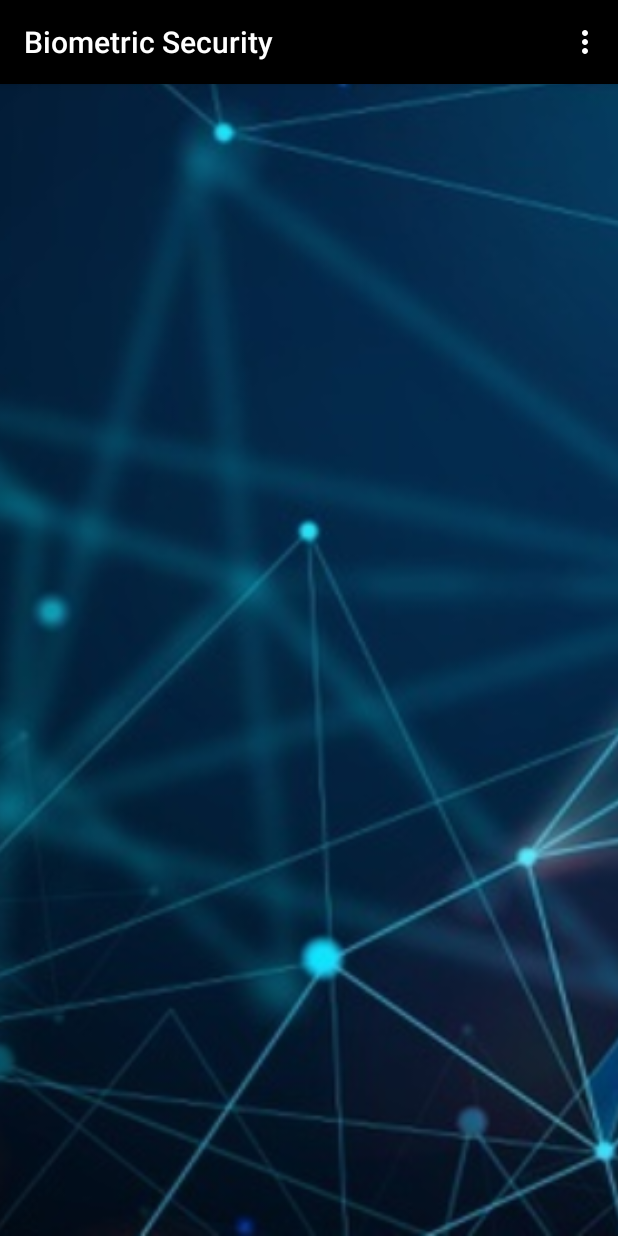
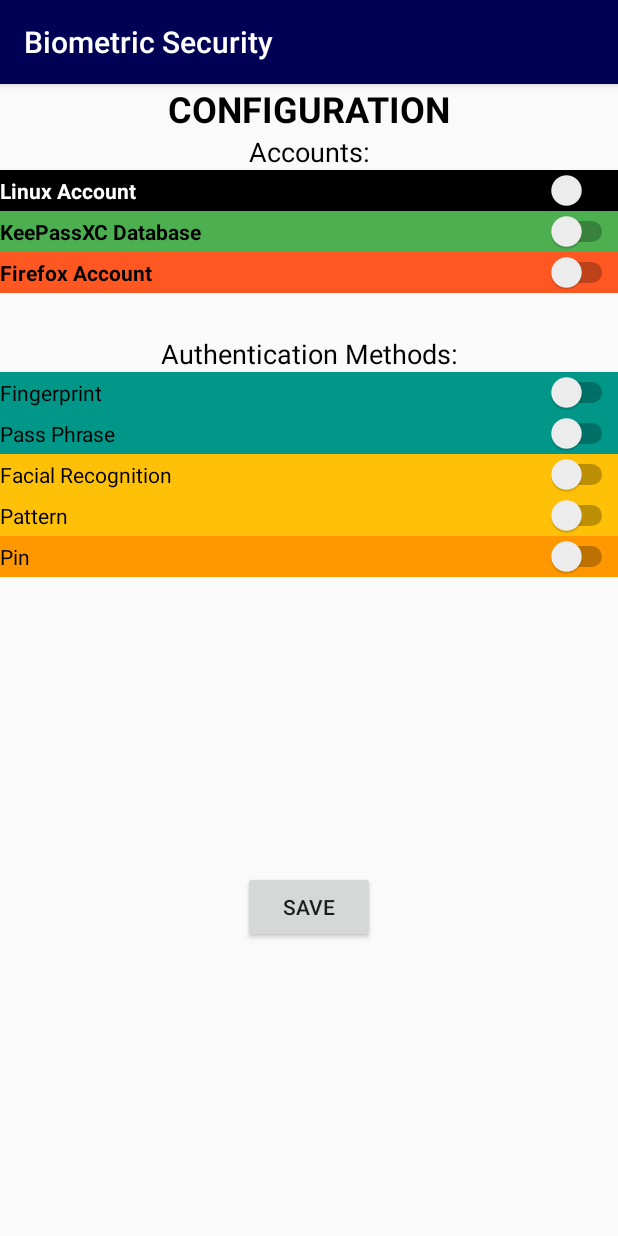
Before and after one commit to Zareth-alpha/Brown_Woodruff-Biometric_Security, an Android app: the screen it shows after launch (MainActivity before the commit, FirstConfig after it), in the options menu, after a tap on "Settings", on a phone screen of 412 x 824 dp. Run offline under Robolectric (Android 15) with nearby library versions, the phone set to English and light mode, and no system bars; Roboto replaces fonts that are not available here.

Commit message:
Settings that will be used both for settings & first config have been designed. Still have to make it do it's work.
Signed-off-by: Kuradag <j.z.r.brown@asu.edu>

```diff
--- a/Biometric Security/BiometricSecurity2/app/src/main/AndroidManifest.xml
+++ b/Biometric Security/BiometricSecurity2/app/src/main/AndroidManifest.xml
@@ -12,7 +12,8 @@
         android:roundIcon="@mipmap/ic_launcher_round"
         android:supportsRtl="true"
         android:theme="@style/AppTheme">
-        <activity android:name=".About_Page"></activity>
+        <activity android:name=".FirstConfig"></activity>
+        <activity android:name=".About_Page" />
         <activity
             android:name=".MainActivity"
             android:label="@string/app_name"
--- /dev/null
+++ b/Biometric Security/BiometricSecurity2/app/src/main/java/com/brownwoodruff/biometricsecurity/FirstConfig.java
@@ -0,0 +1,14 @@
+package com.brownwoodruff.biometricsecurity;
+
+import androidx.appcompat.app.AppCompatActivity;
+
+import android.os.Bundle;
+
+public class FirstConfig extends AppCompatActivity {
+
+    @Override
+    protected void onCreate(Bundle savedInstanceState) {
+        super.onCreate(savedInstanceState);
+        setContentView(R.layout.activity_first_config);
+    }
+}
--- a/Biometric Security/BiometricSecurity2/app/src/main/java/com/brownwoodruff/biometricsecurity/MainActivity.java
+++ b/Biometric Security/BiometricSecurity2/app/src/main/java/com/brownwoodruff/biometricsecurity/MainActivity.java
@@ -22,10 +22,10 @@
         setContentView(R.layout.activity_main);
         Toolbar toolbar = findViewById(R.id.toolbar);
         setSupportActionBar(toolbar);
+        }
 
-
-
-        }
+        //check if there are any saved configurations.
+        //initial configurations
 
 
     @Override
@@ -41,10 +41,6 @@
         // Handle action bar item clicks here. The action bar will
         // automatically handle clicks on the Home/Up button, so long
         // as you specify a parent activity in AndroidManifest.xml.
-        int id = item.getItemId();
-
-        //noinspection SimplifiableIfStatement
-
         switch (item.getItemId()) {
             case R.id.menu_about:
                 //load about page.
@@ -56,6 +52,8 @@
                 return true;
             case R.id.menu_settings:
                 //Load settings pages.
+                Intent startSettings = new Intent(getApplicationContext(), FirstConfig.class);
+                startActivity(startSettings);
                 return true;
             default:
                 return super.onOptionsItemSelected(item);
--- /dev/null
+++ b/Biometric Security/BiometricSecurity2/app/src/main/res/layout/activity_first_config.xml
@@ -0,0 +1,146 @@
+<?xml version="1.0" encoding="utf-8"?>
+<androidx.constraintlayout.widget.ConstraintLayout xmlns:android="http://schemas.android.com/apk/res/android"
+    xmlns:app="http://schemas.android.com/apk/res-auto"
+    xmlns:tools="http://schemas.android.com/tools"
+    android:layout_width="match_parent"
+    android:layout_height="match_parent"
+    tools:context=".FirstConfig">
+
+    <TextView
+        android:id="@+id/ConfigTitle"
+        android:layout_width="wrap_content"
+        android:layout_height="wrap_content"
+        android:text="@string/titleConfig"
+        android:textAllCaps="true"
+        android:textColor="#000000"
+        android:textSize="24sp"
+        android:textStyle="bold"
+        app:layout_constraintEnd_toEndOf="parent"
+        app:layout_constraintStart_toStartOf="parent"
+        app:layout_constraintTop_toTopOf="parent" />
+
+    <Switch
+        android:id="@+id/LinuxSwitch"
+        android:layout_width="fill_parent"
+        android:layout_height="21dp"
+        android:background="#000000"
+        android:switchPadding="?attr/actionBarSize"
+        android:text="@string/switchLinux"
+        android:textColor="#FFFFFF"
+        android:textStyle="bold"
+        app:layout_constraintEnd_toEndOf="parent"
+        app:layout_constraintStart_toStartOf="parent"
+        app:layout_constraintTop_toBottomOf="@+id/AccountHeader" />
+
+    <Switch
+        android:id="@+id/FirefoxSwitch"
+        android:layout_width="fill_parent"
+        android:layout_height="wrap_content"
+        android:background="#FF5722"
+        android:text="@string/switchFirefox"
+        android:textStyle="bold"
+        app:layout_constraintEnd_toEndOf="parent"
+        app:layout_constraintStart_toStartOf="parent"
+        app:layout_constraintTop_toBottomOf="@+id/KeePassXCSwitch" />
+
+    <Switch
+        android:id="@+id/KeePassXCSwitch"
+        android:layout_width="fill_parent"
+        android:layout_height="wrap_content"
+        android:background="#4CAF50"
+        android:switchPadding="?attr/actionBarSize"
+        android:text="@string/switchKeePassXC"
+        android:textStyle="bold"
+        app:layout_constraintEnd_toEndOf="parent"
+        app:layout_constraintStart_toStartOf="parent"
+        app:layout_constraintTop_toBottomOf="@+id/LinuxSwitch" />
+
+    <TextView
+        android:id="@+id/AccountHeader"
+        android:layout_width="wrap_content"
+        android:layout_height="wrap_content"
+        android:text="@string/h1AccountType"
+        android:textColor="#000000"
+        android:textSize="18sp"
+        app:layout_constraintEnd_toEndOf="parent"
+        app:layout_constraintStart_toStartOf="parent"
+        app:layout_constraintTop_toBottomOf="@+id/ConfigTitle" />
+
+    <TextView
+        android:id="@+id/AuthenticationHeader"
+        android:layout_width="wrap_content"
+        android:layout_height="wrap_content"
+        android:layout_marginTop="28dp"
+        android:text="@string/h1Authentication"
+        android:textColor="#000000"
+        android:textSize="18sp"
+        app:layout_constraintEnd_toEndOf="parent"
+        app:layout_constraintStart_toStartOf="parent"
+        app:layout_constraintTop_toBottomOf="@+id/FirefoxSwitch" />
+
+    <Switch
+        android:id="@+id/pinSwitch"
+        android:layout_width="fill_parent"
+        android:layout_height="wrap_content"
+        android:background="#FF9800"
+        android:switchPadding="?attr/actionBarSize"
+        android:text="@string/pinSwitch"
+        app:layout_constraintEnd_toEndOf="parent"
+        app:layout_constraintHorizontal_bias="0.0"
+        app:layout_constraintStart_toStartOf="parent"
+        app:layout_constraintTop_toBottomOf="@+id/patternSwitch" />
+
+    <Switch
+        android:id="@+id/patternSwitch"
+        android:layout_width="fill_parent"
+        android:layout_height="wrap_content"
+        android:background="#FFC107"
+        android:text="@string/patternSwitch"
+        app:layout_constraintEnd_toEndOf="parent"
+        app:layout_constraintHorizontal_bias="0.0"
+        app:layout_constraintStart_toStartOf="parent"
+        app:layout_constraintTop_toBottomOf="@+id/faceSwitch" />
+
+    <Switch
+        android:id="@+id/passPhraseSwitch"
+        android:layout_width="fill_parent"
+        android:layout_height="wrap_content"
+        android:background="#009688"
+        android:text="@string/passphraseSwitch"
+        app:layout_constraintEnd_toEndOf="parent"
+        app:layout_constraintHorizontal_bias="0.0"
+        app:layout_constraintStart_toStartOf="parent"
+        app:layout_constraintTop_toBottomOf="@+id/fingerSwitch" />
+
+    <Switch
+        android:id="@+id/faceSwitch"
+        android:layout_width="fill_parent"
+        android:layout_height="wrap_content"
+        android:background="#FFC107"
+        android:text="@string/faceSwitch"
+        app:layout_constraintEnd_toEndOf="parent"
+        app:layout_constraintHorizontal_bias="0.0"
+        app:layout_constraintStart_toStartOf="parent"
+        app:layout_constraintTop_toBottomOf="@+id/passPhraseSwitch" />
+
+    <Switch
+        android:id="@+id/fingerSwitch"
+        android:layout_width="fill_parent"
+        android:layout_height="wrap_content"
+        android:background="#009688"
+        android:text="@string/fingerSwitch"
+        app:layout_constraintEnd_toEndOf="parent"
+        app:layout_constraintHorizontal_bias="0.0"
+        app:layout_constraintStart_toStartOf="parent"
+        app:layout_constraintTop_toBottomOf="@+id/AuthenticationHeader" />
+
+    <Button
+        android:id="@+id/button"
+        android:layout_width="wrap_content"
+        android:layout_height="wrap_content"
+        android:text="@string/saveSettings"
+        app:layout_constraintBottom_toBottomOf="parent"
+        app:layout_constraintEnd_toEndOf="parent"
+        app:layout_constraintStart_toStartOf="parent"
+        app:layout_constraintTop_toBottomOf="@+id/pinSwitch" />
+</androidx.constraintlayout.widget.ConstraintLayout>
--- a/Biometric Security/BiometricSecurity2/app/src/main/res/values/colors.xml
+++ b/Biometric Security/BiometricSecurity2/app/src/main/res/values/colors.xml
@@ -1,6 +1,6 @@
 <?xml version="1.0" encoding="utf-8"?>
 <resources>
-    <color name="colorPrimary">#008577</color>
-    <color name="colorPrimaryDark">#00574B</color>
-    <color name="colorAccent">#D81B60</color>
+    <color name="colorPrimary">#005</color>
+    <color name="colorPrimaryDark">#008</color>
+    <color name="colorAccent">#005683</color>
 </resources>
--- a/Biometric Security/BiometricSecurity2/app/src/main/res/values/strings.xml
+++ b/Biometric Security/BiometricSecurity2/app/src/main/res/values/strings.xml
@@ -10,4 +10,17 @@
     <string name="contact1">j.z.r.brown@asu.edu</string>
     <string name="contact2">kmwoodr1@asu.edu</string>
     <string name="h1Contact">Contact info\:</string>
+    <string name="titleConfig">Configuration</string>
+    <string name="switchLinux">Linux Account</string>
+    <string name="switchFirefox">Firefox Account</string>
+    <string name="switchKeePassXC">KeePassXC Database</string>
+    <string name="h1AccountType">Accounts\:</string>
+    <string name="h1Authentication">Authentication Methods\:</string>
+    <string name="pinSwitch">Pin</string>
+    <string name="patternSwitch">Pattern</string>
+    <string name="passphraseSwitch">Pass Phrase</string>
+    <string name="faceSwitch">Facial Recognition</string>
+    <string name="fingerSwitch">Fingerprint</string>
+    <string name="saveSettings">save</string>
+
 </resources>
```
